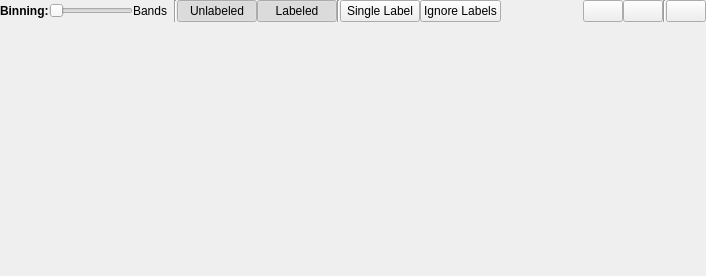
The window that gui/widgets/mainwindow.ui (gerbilvis/gerbil) describes before a commit, drawn with Qt 5.
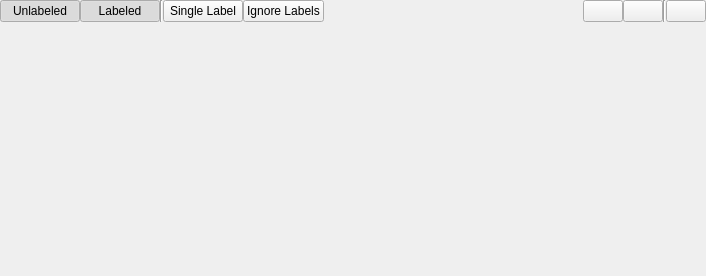
The same window after the commit. Icons and pictures are not drawn.

Commit message: gui rearrangements:  - bandsSlider (binning) is now part of ROI dock  - larger minimum sizes for some widgets (evil workaround to qt cramming)  - some re-arrangements in ui files for the future

```diff
--- a/gui/widgets/mainwindow.ui
+++ b/gui/widgets/mainwindow.ui
@@ -29,71 +29,6 @@
      <layout class="QVBoxLayout" name="centralLayout">
       <item>
        <layout class="QHBoxLayout" name="toolbarLayout">
-        <item>
-         <widget class="QLabel" name="label">
-          <property name="text">
-           <string>&lt;b&gt;Binning:&lt;/b&gt;</string>
-          </property>
-         </widget>
-        </item>
-        <item>
-         <widget class="QSlider" name="bandsSlider">
-          <property name="sizePolicy">
-           <sizepolicy hsizetype="Preferred" vsizetype="Fixed">
-            <horstretch>0</horstretch>
-            <verstretch>0</verstretch>
-           </sizepolicy>
-          </property>
-          <property name="minimumSize">
-           <size>
-            <width>80</width>
-            <height>0</height>
-           </size>
-          </property>
-          <property name="minimum">
-           <number>3</number>
-          </property>
-          <property name="pageStep">
-           <number>1</number>
-          </property>
-          <property name="tracking">
-           <bool>false</bool>
-          </property>
-          <property name="orientation">
-           <enum>Qt::Horizontal</enum>
-          </property>
-         </widget>
-        </item>
-        <item>
-         <widget class="QLabel" name="bandsLabel">
-          <property name="text">
-           <string>Bands</string>
-          </property>
-         </widget>
-        </item>
-        <item>
-         <spacer name="horizontalSpacer_2">
-          <property name="orientation">
-           <enum>Qt::Horizontal</enum>
-          </property>
-          <property name="sizeType">
-           <enum>QSizePolicy::Fixed</enum>
-          </property>
-          <property name="sizeHint" stdset="0">
-           <size>
-            <width>6</width>
-            <height>1</height>
-           </size>
-          </property>
-         </spacer>
-        </item>
-        <item>
-         <widget class="Line" name="line">
-          <property name="orientation">
-           <enum>Qt::Vertical</enum>
-          </property>
-         </widget>
-        </item>
         <item>
          <widget class="QPushButton" name="nonmarkButton">
           <property name="toolTip">
```
The commit also changes 10 other files.
